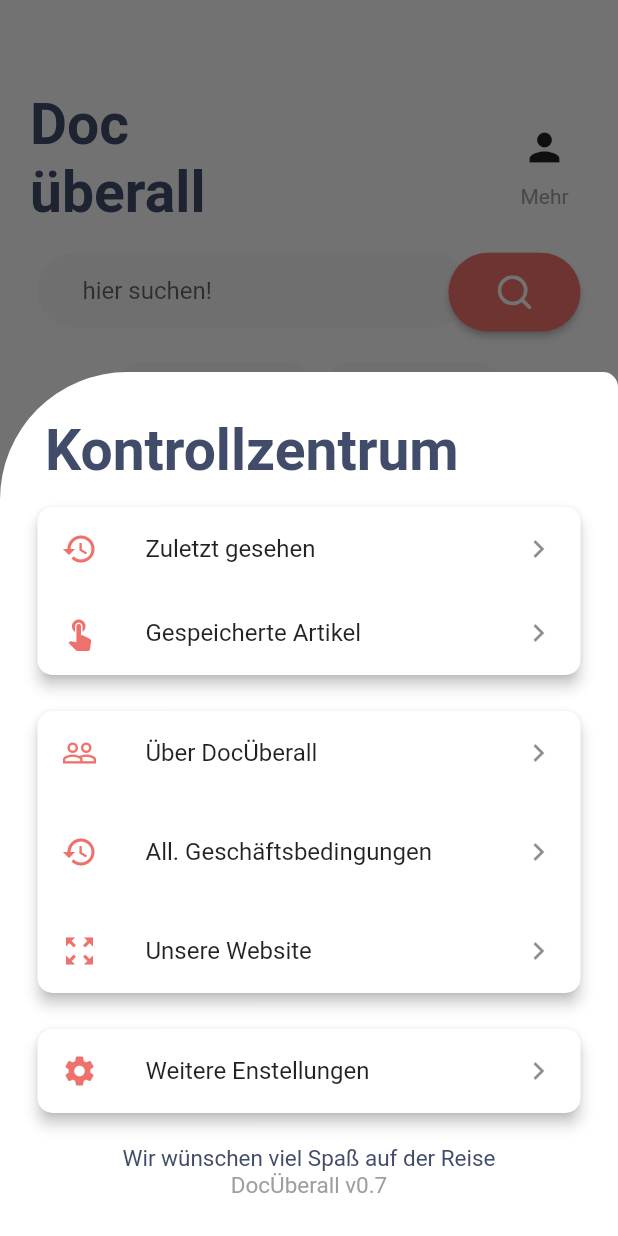
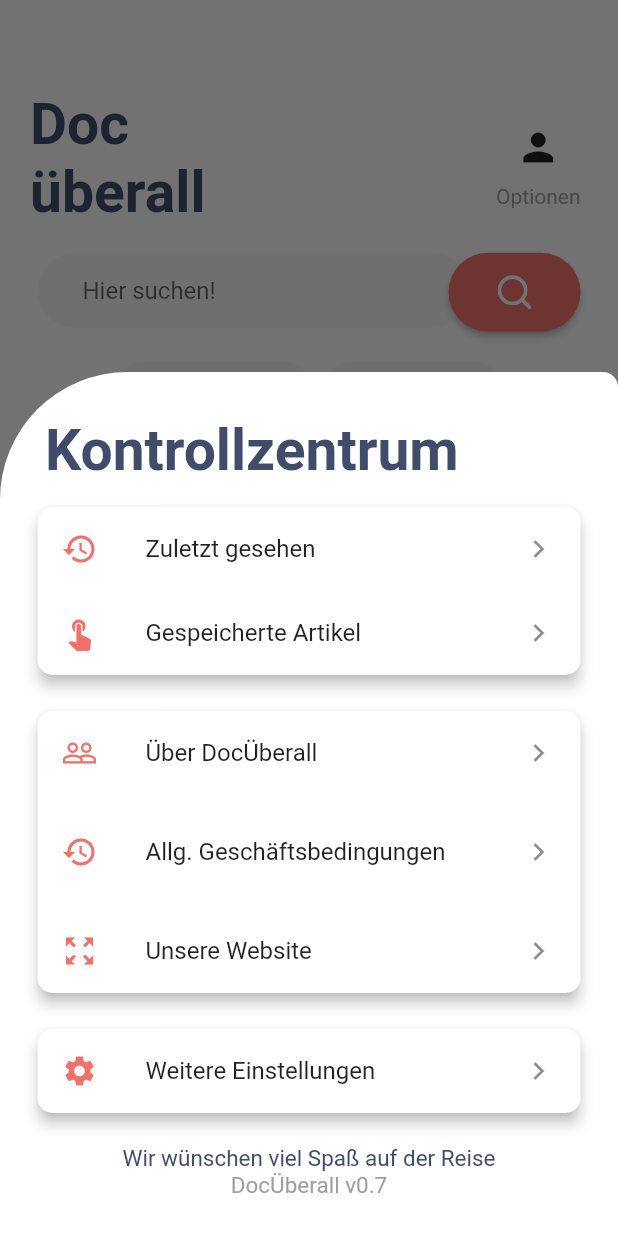
Before and after one commit to henriklein/doc_ueberall, a Flutter app: the screen it shows after launch, after a tap on the "person" icon, on a phone screen of 412 x 824 dp. Run offline on Flutter 3.47's test engine with Material 2 defaults, Android fonts, the phone set to English and light mode, and no system bars; drawn by our look-alikes of flutter_tags; our stand-ins replace flutter_svg.

```diff
--- a/lib/components/search_bar.dart
+++ b/lib/components/search_bar.dart
@@ -19,7 +19,7 @@ class SearchBar extends StatelessWidget {
           child: Center(
             child: TextField(
               decoration: InputDecoration.collapsed(
-                hintText: 'hier suchen!', //search  here
+                hintText: 'Hier suchen!', //search  here
               ),
             ),
           ),
--- a/lib/screens/DashBoard.dart
+++ b/lib/screens/DashBoard.dart
@@ -90,7 +90,7 @@ class Header extends StatelessWidget {
                   ),
                 ),
                 Text(
-                  "Mehr",
+                  "Optionen",
                   style: TextStyle(color: secondaryTextColor),
                 )
               ])),
@@ -217,7 +217,7 @@ class Header extends StatelessWidget {
                                     Icons.history,
                                     color: kRedColor,
                                   ),
-                                  title: Text("All. Geschäftsbedingungen"),
+                                  title: Text("Allg. Geschäftsbedingungen"),
                                   trailing: Icon(Icons.keyboard_arrow_right),
                                   onTap: () {},
                                 ),
@@ -249,7 +249,7 @@ class Header extends StatelessWidget {
                                     Icons.settings,
                                     color: kRedColor,
                                   ),
-                                  title: Text("Weitere Enstellungen"),
+                                  title: Text("Weitere Einstellungen"),
                                   trailing: Icon(Icons.keyboard_arrow_right),
                                   onTap: () {},
                                 ),
@@ -388,7 +388,7 @@ class Cards extends StatelessWidget {
         Align(
           alignment: Alignment.centerLeft,
           child: Text(
-            "unsere Inhalte", //our Articles
+            "Unsere Inhalte", //our Articles
             style: TextStyle(
               fontWeight: FontWeight.bold,
               color: primaryTextColor,
@@ -440,7 +440,7 @@ class Cards extends StatelessWidget {
         TopicCard(
           header: 'Reisevorbereitungen',
           description:
-              'Erkundigen sie sich noch vor beginn der Reiße über aktuelle Umstände.',
+              'Erkundigen sie sich noch vor Beginn der Reise über aktuelle Umstände.',
           imgURL: 'assets/SVGs/prepare.svg',
           bgColor: kPurpleColor,
           press: () {},
@@ -455,7 +455,7 @@ class Cards extends StatelessWidget {
         ---
         */
         TopicCard(
-          header: 'Kleine Medikamentenrunde',
+          header: 'Kleine Medikamentenkunde',
           description: 'Alles was sie über Ihre Reseapotheke wissen müssen.',
           imgURL: 'assets/SVGs/medecine.svg',
           bgColor: kYellowColor,
```
